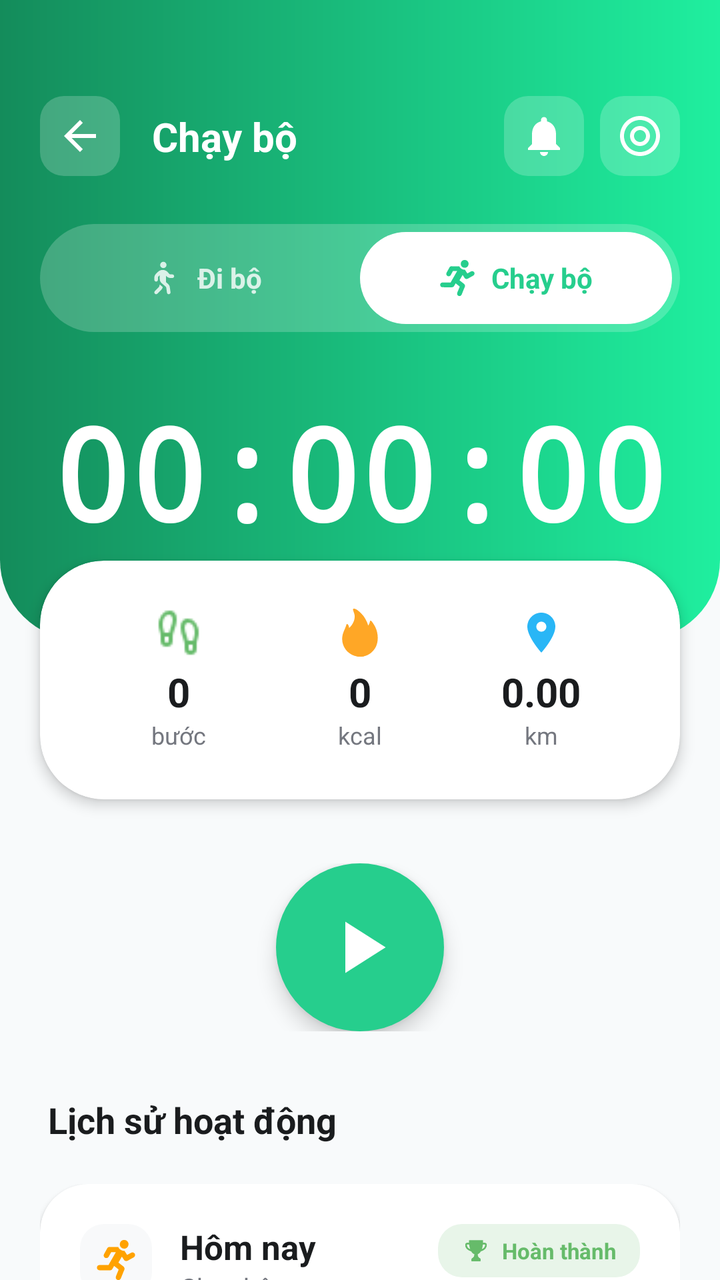
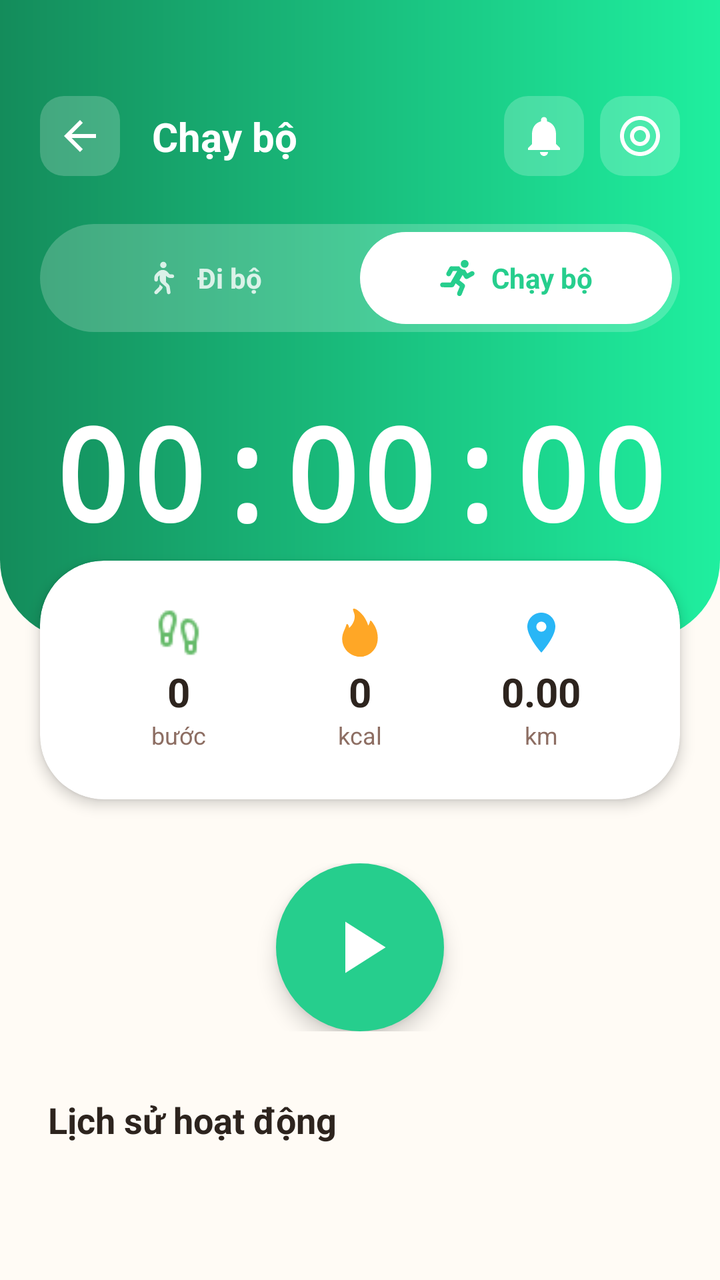

Two renders of the same Android screen: before a commit and after it. Below are the layout's source before the change and the commit's diff.
<!-- AndroidManifest.xml: application theme Theme.Better_Life -->
<!-- res/layout/layout_running_detail.xml -->
<?xml version="1.0" encoding="utf-8"?>
<androidx.constraintlayout.widget.ConstraintLayout xmlns:android="http://schemas.android.com/apk/res/android"
    xmlns:app="http://schemas.android.com/apk/res-auto"
    xmlns:tools="http://schemas.android.com/tools"
    android:layout_width="match_parent"
    android:layout_height="match_parent"
    android:background="@color/bg_main">

    <ScrollView
        android:layout_width="match_parent"
        android:layout_height="match_parent"
        android:scrollbars="none">

        <LinearLayout
            android:layout_width="match_parent"
            android:layout_height="wrap_content"
            android:orientation="vertical">

            
            <androidx.constraintlayout.widget.ConstraintLayout
                android:layout_width="match_parent"
                android:layout_height="320dp"
                android:background="@drawable/bg_running_header"
                android:paddingTop="48dp"
                android:paddingStart="20dp"
                android:paddingEnd="20dp">

                <ImageButton
                    android:id="@+id/btn_back"
                    android:layout_width="40dp"
                    android:layout_height="40dp"
                    android:background="@drawable/circle_white_alpha"
                    android:backgroundTint="#33FFFFFF"
                    android:padding="8dp"
                    android:src="@drawable/ic_back"
                    app:layout_constraintStart_toStartOf="parent"
                    app:layout_constraintTop_toTopOf="parent"
                    app:tint="@color/white" />

                <TextView
                    android:layout_width="wrap_content"
                    android:layout_height="wrap_content"
                    android:layout_marginStart="16dp"
                    android:text="Chạy bộ"
                    android:textColor="@color/white"
                    android:textSize="20sp"
                    android:textStyle="bold"
                    app:layout_constraintBottom_toBottomOf="@id/btn_back"
                    app:layout_constraintStart_toEndOf="@id/btn_back"
                    app:layout_constraintTop_toTopOf="@id/btn_back" />

                <ImageButton
                    android:id="@+id/btn_bell_notif"
                    android:layout_width="40dp"
                    android:layout_height="40dp"
                    android:background="@drawable/circle_white_alpha"
                    android:backgroundTint="#33FFFFFF"
                    android:padding="10dp"
                    android:src="@drawable/ic_bell"
                    app:layout_constraintEnd_toStartOf="@id/btn_target"
                    app:layout_constraintTop_toTopOf="parent"
                    app:tint="@color/white"
                    android:layout_marginEnd="8dp"/>

                <ImageButton
                    android:id="@+id/btn_target"
                    android:layout_width="40dp"
                    android:layout_height="40dp"
                    android:background="@drawable/circle_white_alpha"
                    android:backgroundTint="#33FFFFFF"
                    android:padding="10dp"
                    android:src="@drawable/ic_target"
                    app:layout_constraintEnd_toEndOf="parent"
                    app:layout_constraintTop_toTopOf="parent"
                    app:tint="@color/white" />

                
                <LinearLayout
                    android:id="@+id/toggle_mode"
                    android:layout_width="match_parent"
                    android:layout_height="54dp"
                    android:layout_marginTop="24dp"
                    android:background="@drawable/bg_pill_shape"
                    android:backgroundTint="#33FFFFFF"
                    android:orientation="horizontal"
                    android:padding="4dp"
                    app:layout_constraintTop_toBottomOf="@id/btn_back">

                    <LinearLayout
                        android:layout_width="0dp"
                        android:layout_height="match_parent"
                        android:layout_weight="1"
                        android:gravity="center">
                        <ImageView android:layout_width="18dp" android:layout_height="18dp" android:src="@drawable/ic_person_walking" app:tint="@color/white" android:alpha="0.8"/>
                        <TextView android:layout_width="wrap_content" android:layout_height="wrap_content" android:layout_marginStart="8dp" android:text="Đi bộ" android:textColor="@color/white" android:textStyle="bold" android:alpha="0.8"/>
                    </LinearLayout>

                    <LinearLayout
                        android:layout_width="0dp"
                        android:layout_height="match_parent"
                        android:layout_weight="1"
                        android:background="@drawable/bg_pill_shape"
                        android:backgroundTint="@color/white"
                        android:gravity="center">
                        <ImageView android:layout_width="18dp" android:layout_height="18dp" android:src="@drawable/ic_run" app:tint="#26CE8D" />
                        <TextView android:layout_width="wrap_content" android:layout_height="wrap_content" android:layout_marginStart="8dp" android:text="Chạy bộ" android:textColor="#26CE8D" android:textStyle="bold" />
                    </LinearLayout>
                </LinearLayout>

                <TextView
                    android:layout_width="wrap_content"
                    android:layout_height="wrap_content"
                    android:text="00:00:00"
                    android:textColor="@color/white"
                    android:textSize="64sp"
                    android:fontFamily="monospace"
                    android:textStyle="bold"
                    app:layout_constraintBottom_toBottomOf="parent"
                    app:layout_constraintEnd_toEndOf="parent"
                    app:layout_constraintStart_toStartOf="parent"
                    app:layout_constraintTop_toBottomOf="@id/toggle_mode"
                    app:layout_constraintVertical_bias="0.4" />

            </androidx.constraintlayout.widget.ConstraintLayout>

            
            <androidx.cardview.widget.CardView
                android:layout_width="match_parent"
                android:layout_height="wrap_content"
                android:layout_marginHorizontal="20dp"
                android:layout_marginTop="-40dp"
                app:cardCornerRadius="32dp"
                app:cardElevation="4dp">

                <LinearLayout
                    android:layout_width="match_parent"
                    android:layout_height="wrap_content"
                    android:padding="24dp"
                    android:orientation="horizontal">

                    <LinearLayout
                        android:layout_width="0dp"
                        android:layout_height="wrap_content"
                        android:layout_weight="1"
                        android:gravity="center"
                        android:orientation="vertical">
                        <ImageView android:layout_width="24dp" android:layout_height="24dp" android:src="@drawable/ic_steps" app:tint="#66BB6A" />
                        <TextView android:layout_width="wrap_content" android:layout_height="wrap_content" android:layout_marginTop="4dp" android:text="0" android:textSize="20sp" android:textStyle="bold" android:textColor="@color/text_title"/>
                        <TextView android:layout_width="wrap_content" android:layout_height="wrap_content" android:text="bước" android:textSize="12sp" android:textColor="@color/text_secondary"/>
                    </LinearLayout>

                    <LinearLayout
                        android:layout_width="0dp"
                        android:layout_height="wrap_content"
                        android:layout_weight="1"
                        android:gravity="center"
                        android:orientation="vertical">
                        <ImageView android:layout_width="24dp" android:layout_height="24dp" android:src="@drawable/ic_fire" app:tint="#FFA726" />
                        <TextView android:layout_width="wrap_content" android:layout_height="wrap_content" android:layout_marginTop="4dp" android:text="0" android:textSize="20sp" android:textStyle="bold" android:textColor="@color/text_title"/>
                        <TextView android:layout_width="wrap_content" android:layout_height="wrap_content" android:text="kcal" android:textSize="12sp" android:textColor="@color/text_secondary"/>
                    </LinearLayout>

                    <LinearLayout
                        android:layout_width="0dp"
                        android:layout_height="wrap_content"
                        android:layout_weight="1"
                        android:gravity="center"
                        android:orientation="vertical">
                        <ImageView android:layout_width="24dp" android:layout_height="24dp" android:src="@drawable/ic_location" app:tint="#29B6F6" />
                        <TextView android:layout_width="wrap_content" android:layout_height="wrap_content" android:layout_marginTop="4dp" android:text="0.00" android:textSize="20sp" android:textStyle="bold" android:textColor="@color/text_title"/>
                        <TextView android:layout_width="wrap_content" android:layout_height="wrap_content" android:text="km" android:textSize="12sp" android:textColor="@color/text_secondary"/>
                    </LinearLayout>
                </LinearLayout>
            </androidx.cardview.widget.CardView>

            
            <FrameLayout
                android:layout_width="match_parent"
                android:layout_height="wrap_content"
                android:layout_marginTop="32dp">

                <ImageButton
                    android:id="@+id/btn_play_pause"
                    android:layout_width="84dp"
                    android:layout_height="84dp"
                    android:layout_gravity="center"
                    android:background="@drawable/circle_icon_bg"
                    android:backgroundTint="#26CE8D"
                    android:src="@drawable/ic_play_arrow"
                    android:padding="20dp"
                    android:scaleType="fitCenter"
                    app:tint="@color/white"
                    android:elevation="6dp" />
            </FrameLayout>

            
            <TextView
                android:layout_width="wrap_content"
                android:layout_height="wrap_content"
                android:layout_marginHorizontal="24dp"
                android:layout_marginTop="32dp"
                android:text="Lịch sử hoạt động"
                android:textColor="@color/text_title"
                android:textSize="18sp"
                android:textStyle="bold" />

            <LinearLayout
                android:layout_width="match_parent"
                android:layout_height="wrap_content"
                android:orientation="vertical"
                android:padding="20dp">

                <include layout="@layout/item_running_history" />
                <include layout="@layout/item_running_history" />

            </LinearLayout>

        </LinearLayout>
    </ScrollView>

</androidx.constraintlayout.widget.ConstraintLayout>
<!-- res/layout/item_running_history.xml (included above) -->
<?xml version="1.0" encoding="utf-8"?>
<androidx.cardview.widget.CardView xmlns:android="http://schemas.android.com/apk/res/android"
    xmlns:app="http://schemas.android.com/apk/res-auto"
    android:layout_width="match_parent"
    android:layout_height="wrap_content"
    android:layout_marginBottom="16dp"
    app:cardCornerRadius="24dp"
    app:cardElevation="2dp"
    app:cardBackgroundColor="@color/white">

    <LinearLayout
        android:layout_width="match_parent"
        android:layout_height="wrap_content"
        android:orientation="vertical"
        android:padding="20dp">

        <RelativeLayout
            android:layout_width="match_parent"
            android:layout_height="wrap_content">

            <ImageView
                android:id="@+id/iv_activity_type_icon"
                android:layout_width="36dp"
                android:layout_height="36dp"
                android:background="@drawable/circle_white_alpha"
                android:backgroundTint="#F8F9FA"
                android:padding="8dp"
                android:src="@drawable/ic_run" />

            <LinearLayout
                android:layout_width="wrap_content"
                android:layout_height="wrap_content"
                android:layout_marginStart="14dp"
                android:layout_toEndOf="@id/iv_activity_type_icon"
                android:orientation="vertical">

                <TextView
                    android:id="@+id/tv_activity_day"
                    android:layout_width="wrap_content"
                    android:layout_height="wrap_content"
                    android:text="Hôm nay"
                    android:textColor="@color/text_title"
                    android:textSize="17sp"
                    android:textStyle="bold" />

                <TextView
                    android:id="@+id/tv_activity_type_label"
                    android:layout_width="wrap_content"
                    android:layout_height="wrap_content"
                    android:text="@string/running"
                    android:textColor="@color/text_secondary"
                    android:textSize="13sp" />
            </LinearLayout>

            <LinearLayout
                android:layout_width="wrap_content"
                android:layout_height="wrap_content"
                android:layout_alignParentEnd="true"
                android:background="@drawable/circle_white_alpha"
                android:backgroundTint="#E8F5E9"
                android:gravity="center_vertical"
                android:paddingHorizontal="12dp"
                android:paddingVertical="6dp">

                <ImageView
                    android:layout_width="14dp"
                    android:layout_height="14dp"
                    android:src="@drawable/ic_trophy"
                    app:tint="#66BB6A" />

                <TextView
                    android:layout_width="wrap_content"
                    android:layout_height="wrap_content"
                    android:layout_marginStart="6dp"
                    android:text="@string/completed"
                    android:textColor="#66BB6A"
                    android:textSize="11sp"
                    android:textStyle="bold" />
            </LinearLayout>
        </RelativeLayout>

        <LinearLayout
            android:layout_width="match_parent"
            android:layout_height="wrap_content"
            android:layout_marginTop="20dp"
            android:orientation="horizontal"
            android:baselineAligned="false">

            
            <LinearLayout
                android:layout_width="0dp"
                android:layout_height="wrap_content"
                android:layout_weight="1.2"
                android:orientation="vertical">

                <TextView
                    android:layout_width="wrap_content"
                    android:layout_height="wrap_content"
                    android:text="00:30:00"
                    android:textColor="@color/text_title"
                    android:textSize="15sp"
                    android:textStyle="bold" />
                <TextView android:layout_width="wrap_content" android:layout_height="wrap_content" android:layout_marginTop="2dp" android:text="@string/time" android:textColor="@color/text_secondary" android:textSize="11sp" />
            </LinearLayout>

            
            <LinearLayout
                android:layout_width="0dp"
                android:layout_height="wrap_content"
                android:layout_weight="1"
                android:orientation="vertical"
                android:gravity="center_horizontal">
                <TextView android:layout_width="wrap_content" android:layout_height="wrap_content" android:text="3,200" android:textColor="@color/text_title" android:textStyle="bold" android:textSize="15sp" />
                <TextView android:layout_width="wrap_content" android:layout_height="wrap_content" android:layout_marginTop="2dp" android:text="Bước" android:textColor="@color/text_secondary" android:textSize="11sp" />
            </LinearLayout>

            
            <LinearLayout
                android:layout_width="0dp"
                android:layout_height="wrap_content"
                android:layout_weight="0.8"
                android:orientation="vertical"
                android:gravity="center_horizontal">
                <TextView android:layout_width="wrap_content" android:layout_height="wrap_content" android:text="280" android:textColor="@color/text_title" android:textStyle="bold" android:textSize="15sp" />
                <TextView android:layout_width="wrap_content" android:layout_height="wrap_content" android:layout_marginTop="2dp" android:text="kcal" android:textColor="@color/text_secondary" android:textSize="11sp" />
            </LinearLayout>

            
            <LinearLayout
                android:layout_width="0dp"
                android:layout_height="wrap_content"
                android:layout_weight="1.2"
                android:orientation="vertical"
                android:gravity="end">
                <TextView android:layout_width="wrap_content" android:layout_height="wrap_content" android:text="3.2 km" android:textColor="@color/text_title" android:textStyle="bold" android:textSize="15sp" />
                <TextView android:layout_width="wrap_content" android:layout_height="wrap_content" android:layout_marginTop="2dp" android:text="Khoảng cách" android:textColor="@color/text_secondary" android:textSize="11sp" />
            </LinearLayout>

        </LinearLayout>
    </LinearLayout>
</androidx.cardview.widget.CardView>
<!-- resources referenced by this layout -->
<resources>
  <color name="bg_main">#F8FAFB</color>
  <color name="text_secondary">#74777F</color>
  <color name="text_title">#1A1C1E</color>
  <color name="white">#FFFFFFFF</color>
  <!-- drawable bg_pill_shape (drawable) -->
  <?xml version="1.0" encoding="utf-8"?>
  <shape xmlns:android="http://schemas.android.com/apk/res/android">
      <solid android:color="#FFFFFF" />
      <corners android:radius="100dp" />
  </shape>
  <!-- drawable bg_running_header (drawable) -->
  <?xml version="1.0" encoding="utf-8"?>
  <shape xmlns:android="http://schemas.android.com/apk/res/android">
      <gradient
          android:startColor="#148C5B"
          android:endColor="#1FEF9F"
          android:angle="0" />
      <corners
          android:bottomLeftRadius="40dp"
          android:bottomRightRadius="40dp" />
  </shape>
  <!-- drawable circle_icon_bg (drawable) -->
  <?xml version="1.0" encoding="utf-8"?>
  <shape xmlns:android="http://schemas.android.com/apk/res/android"
      android:shape="oval">
      <solid android:color="@color/primary_teal_light" />
  </shape>
  <!-- drawable circle_white_alpha (drawable) -->
  <?xml version="1.0" encoding="utf-8"?>
  <shape xmlns:android="http://schemas.android.com/apk/res/android"
      android:shape="rectangle">
      <solid android:color="#F5F5F5" />
      <corners android:radius="12dp" />
  </shape>
  <!-- drawable ic_back (drawable) -->
  <?xml version="1.0" encoding="utf-8"?>
  <vector xmlns:android="http://schemas.android.com/apk/res/android"
      android:width="24dp"
      android:height="24dp"
      android:viewportWidth="24"
      android:viewportHeight="24">
      <path
          android:fillColor="#000000"
          android:pathData="M20,11H7.83l5.59,-5.59L12,4l-8,8l8,8l1.41,-1.41L7.83,13H20V11z" />
  </vector>
  <!-- drawable ic_bell (drawable) -->
  <?xml version="1.0" encoding="utf-8"?>
  <vector xmlns:android="http://schemas.android.com/apk/res/android"
      android:width="24dp"
      android:height="24dp"
      android:viewportWidth="24"
      android:viewportHeight="24">
      <path
          android:fillColor="#4DB6AC"
          android:pathData="M12,22c1.1,0 2,-0.9 2,-2h-4c0,1.1 0.9,2 2,2zM18,16v-5c0,-3.07 -1.63,-5.64 -4.5,-6.32V4c0,-0.83 -0.67,-1.5 -1.5,-1.5s-1.5,0.67 -1.5,1.5v0.68C7.64,5.36 6,7.92 6,11v5l-2,2v1h16v-1L18,16z" />
  </vector>
  <!-- drawable ic_location (drawable) -->
  <?xml version="1.0" encoding="utf-8"?>
  <vector xmlns:android="http://schemas.android.com/apk/res/android"
      android:width="24dp"
      android:height="24dp"
      android:viewportWidth="24"
      android:viewportHeight="24">
      <path
          android:fillColor="#29B6F6"
          android:pathData="M12,2C8.13,2 5,5.13 5,9c0,5.25 7,13 7,13s7,-7.75 7,-13c0,-3.87 -3.13,-7 -7,-7zM12,11.5c-1.38,0 -2.5,-1.12 -2.5,-2.5s1.12,-2.5 2.5,-2.5s2.5,1.12 2.5,2.5s-1.12,2.5 -2.5,2.5z" />
  </vector>
  <!-- drawable ic_play_arrow (drawable) -->
  <?xml version="1.0" encoding="utf-8"?>
  <vector xmlns:android="http://schemas.android.com/apk/res/android"
      android:width="24dp"
      android:height="24dp"
      android:viewportWidth="24"
      android:viewportHeight="24">
      <path
          android:fillColor="#FFFFFF"
          android:pathData="M8,5v14l11,-7z" />
  </vector>
  <!-- drawable ic_trophy: vector/xml drawable (drawable, 8667 chars, omitted) -->
  <string name="completed">Hoàn thành</string>
  <string name="running">Chạy bộ</string>
  <string name="time">Thời gian</string>
  <color name="primary_teal_light">#E0F2F1</color>
  <color name="primary_teal">#26A69A</color>
  <color name="primary_teal_dark">#00796B</color>
  <color name="nav_active">#26A69A</color>
  <!-- unchanged entries left out for length: 6 -->
</resources>

<!-- the commit's change to res/layout/layout_running_detail.xml (unified diff, before → after) -->
@@ -108,6 +108,7 @@
                 </LinearLayout>
 
                 <TextView
+                    android:id="@+id/tv_timer"
                     android:layout_width="wrap_content"
                     android:layout_height="wrap_content"
                     android:text="00:00:00"
@@ -145,7 +146,7 @@
                         android:gravity="center"
                         android:orientation="vertical">
                         <ImageView android:layout_width="24dp" android:layout_height="24dp" android:src="@drawable/ic_steps" app:tint="#66BB6A" />
-                        <TextView android:layout_width="wrap_content" android:layout_height="wrap_content" android:layout_marginTop="4dp" android:text="0" android:textSize="20sp" android:textStyle="bold" android:textColor="@color/text_title"/>
+                        <TextView android:id="@+id/tv_steps" android:layout_width="wrap_content" android:layout_height="wrap_content" android:layout_marginTop="4dp" android:text="0" android:textSize="20sp" android:textStyle="bold" android:textColor="@color/text_title"/>
                         <TextView android:layout_width="wrap_content" android:layout_height="wrap_content" android:text="bước" android:textSize="12sp" android:textColor="@color/text_secondary"/>
                     </LinearLayout>
 
@@ -156,7 +157,7 @@
                         android:gravity="center"
                         android:orientation="vertical">
                         <ImageView android:layout_width="24dp" android:layout_height="24dp" android:src="@drawable/ic_fire" app:tint="#FFA726" />
-                        <TextView android:layout_width="wrap_content" android:layout_height="wrap_content" android:layout_marginTop="4dp" android:text="0" android:textSize="20sp" android:textStyle="bold" android:textColor="@color/text_title"/>
+                        <TextView android:id="@+id/tv_calories" android:layout_width="wrap_content" android:layout_height="wrap_content" android:layout_marginTop="4dp" android:text="0" android:textSize="20sp" android:textStyle="bold" android:textColor="@color/text_title"/>
                         <TextView android:layout_width="wrap_content" android:layout_height="wrap_content" android:text="kcal" android:textSize="12sp" android:textColor="@color/text_secondary"/>
                     </LinearLayout>
 
@@ -167,7 +168,7 @@
                         android:gravity="center"
                         android:orientation="vertical">
                         <ImageView android:layout_width="24dp" android:layout_height="24dp" android:src="@drawable/ic_location" app:tint="#29B6F6" />
-                        <TextView android:layout_width="wrap_content" android:layout_height="wrap_content" android:layout_marginTop="4dp" android:text="0.00" android:textSize="20sp" android:textStyle="bold" android:textColor="@color/text_title"/>
+                        <TextView android:id="@+id/tv_distance" android:layout_width="wrap_content" android:layout_height="wrap_content" android:layout_marginTop="4dp" android:text="0.00" android:textSize="20sp" android:textStyle="bold" android:textColor="@color/text_title"/>
                         <TextView android:layout_width="wrap_content" android:layout_height="wrap_content" android:text="km" android:textSize="12sp" android:textColor="@color/text_secondary"/>
                     </LinearLayout>
                 </LinearLayout>
@@ -205,159 +206,15 @@
                 android:textStyle="bold" />
 
             <LinearLayout
+                android:id="@+id/ll_running_history_container"
                 android:layout_width="match_parent"
                 android:layout_height="wrap_content"
                 android:orientation="vertical"
                 android:padding="20dp">
-
-                <include layout="@layout/item_running_history" />
-                <include layout="@layout/item_running_history" />
-
+                
             </LinearLayout>
 
         </LinearLayout>
     </ScrollView>
 
 </androidx.constraintlayout.widget.ConstraintLayout>
-<!-- res/layout/item_running_history.xml (included above) -->
-<?xml version="1.0" encoding="utf-8"?>
-<androidx.cardview.widget.CardView xmlns:android="http://schemas.android.com/apk/res/android"
-    xmlns:app="http://schemas.android.com/apk/res-auto"
-    android:layout_width="match_parent"
-    android:layout_height="wrap_content"
-    android:layout_marginBottom="16dp"
-    app:cardCornerRadius="24dp"
-    app:cardElevation="2dp"
-    app:cardBackgroundColor="@color/white">
-
-    <LinearLayout
-        android:layout_width="match_parent"
-        android:layout_height="wrap_content"
-        android:orientation="vertical"
-        android:padding="20dp">
-
-        <RelativeLayout
-            android:layout_width="match_parent"
-            android:layout_height="wrap_content">
-
-            <ImageView
-                android:id="@+id/iv_activity_type_icon"
-                android:layout_width="36dp"
-                android:layout_height="36dp"
-                android:background="@drawable/circle_white_alpha"
-                android:backgroundTint="#F8F9FA"
-                android:padding="8dp"
-                android:src="@drawable/ic_run" />
-
-            <LinearLayout
-                android:layout_width="wrap_content"
-                android:layout_height="wrap_content"
-                android:layout_marginStart="14dp"
-                android:layout_toEndOf="@id/iv_activity_type_icon"
-                android:orientation="vertical">
-
-                <TextView
-                    android:id="@+id/tv_activity_day"
-                    android:layout_width="wrap_content"
-                    android:layout_height="wrap_content"
-                    android:text="Hôm nay"
-                    android:textColor="@color/text_title"
-                    android:textSize="17sp"
-                    android:textStyle="bold" />
-
-                <TextView
-                    android:id="@+id/tv_activity_type_label"
-                    android:layout_width="wrap_content"
-                    android:layout_height="wrap_content"
-                    android:text="@string/running"
-                    android:textColor="@color/text_secondary"
-                    android:textSize="13sp" />
-            </LinearLayout>
-
-            <LinearLayout
-                android:layout_width="wrap_content"
-                android:layout_height="wrap_content"
-                android:layout_alignParentEnd="true"
-                android:background="@drawable/circle_white_alpha"
-                android:backgroundTint="#E8F5E9"
-                android:gravity="center_vertical"
-                android:paddingHorizontal="12dp"
-                android:paddingVertical="6dp">
-
-                <ImageView
-                    android:layout_width="14dp"
-                    android:layout_height="14dp"
-                    android:src="@drawable/ic_trophy"
-                    app:tint="#66BB6A" />
-
-                <TextView
-                    android:layout_width="wrap_content"
-                    android:layout_height="wrap_content"
-                    android:layout_marginStart="6dp"
-                    android:text="@string/completed"
-                    android:textColor="#66BB6A"
-                    android:textSize="11sp"
-                    android:textStyle="bold" />
-            </LinearLayout>
-        </RelativeLayout>
-
-        <LinearLayout
-            android:layout_width="match_parent"
-            android:layout_height="wrap_content"
-            android:layout_marginTop="20dp"
-            android:orientation="horizontal"
-            android:baselineAligned="false">
-
-            
-            <LinearLayout
-                android:layout_width="0dp"
-                android:layout_height="wrap_content"
-                android:layout_weight="1.2"
-                android:orientation="vertical">
-
-                <TextView
-                    android:layout_width="wrap_content"
-                    android:layout_height="wrap_content"
-                    android:text="00:30:00"
-                    android:textColor="@color/text_title"
-                    android:textSize="15sp"
-                    android:textStyle="bold" />
-                <TextView android:layout_width="wrap_content" android:layout_height="wrap_content" android:layout_marginTop="2dp" android:text="@string/time" android:textColor="@color/text_secondary" android:textSize="11sp" />
-            </LinearLayout>
-
-            
-            <LinearLayout
-                android:layout_width="0dp"
-                android:layout_height="wrap_content"
-                android:layout_weight="1"
-                android:orientation="vertical"
-                android:gravity="center_horizontal">
-                <TextView android:layout_width="wrap_content" android:layout_height="wrap_content" android:text="3,200" android:textColor="@color/text_title" android:textStyle="bold" android:textSize="15sp" />
-                <TextView android:layout_width="wrap_content" android:layout_height="wrap_content" android:layout_marginTop="2dp" android:text="Bước" android:textColor="@color/text_secondary" android:textSize="11sp" />
-            </LinearLayout>
-
-            
-            <LinearLayout
-                android:layout_width="0dp"
-                android:layout_height="wrap_content"
-                android:layout_weight="0.8"
-                android:orientation="vertical"
-                android:gravity="center_horizontal">
-                <TextView android:layout_width="wrap_content" android:layout_height="wrap_content" android:text="280" android:textColor="@color/text_title" android:textStyle="bold" android:textSize="15sp" />
-                <TextView android:layout_width="wrap_content" android:layout_height="wrap_content" android:layout_marginTop="2dp" android:text="kcal" android:textColor="@color/text_secondary" android:textSize="11sp" />
-            </LinearLayout>
-
-            
-            <LinearLayout
-                android:layout_width="0dp"
-                android:layout_height="wrap_content"
-                android:layout_weight="1.2"
-                android:orientation="vertical"
-                android:gravity="end">
-                <TextView android:layout_width="wrap_content" android:layout_height="wrap_content" android:text="3.2 km" android:textColor="@color/text_title" android:textStyle="bold" android:textSize="15sp" />
-                <TextView android:layout_width="wrap_content" android:layout_height="wrap_content" android:layout_marginTop="2dp" android:text="Khoảng cách" android:textColor="@color/text_secondary" android:textSize="11sp" />
-            </LinearLayout>
-
-        </LinearLayout>
-    </LinearLayout>
-</androidx.cardview.widget.CardView>
<!-- resource entries referenced after the edit -->
@@ -1,8 +1,8 @@
 <!-- resources referenced by this layout -->
 <resources>
-  <color name="bg_main">#F8FAFB</color>
-  <color name="text_secondary">#74777F</color>
-  <color name="text_title">#1A1C1E</color>
+  <color name="bg_main">#FFFBF5</color>
+  <color name="text_secondary">#8D6E63</color>
+  <color name="text_title">#2D241E</color>
   <color name="white">#FFFFFFFF</color>
   <!-- drawable bg_pill_shape (drawable) -->
   <?xml version="1.0" encoding="utf-8"?>
@@ -78,14 +78,10 @@
           android:fillColor="#FFFFFF"
           android:pathData="M8,5v14l11,-7z" />
   </vector>
-  <!-- drawable ic_trophy: vector/xml drawable (drawable, 8667 chars, omitted) -->
-  <string name="completed">Hoàn thành</string>
-  <string name="running">Chạy bộ</string>
-  <string name="time">Thời gian</string>
-  <color name="primary_teal_light">#E0F2F1</color>
-  <color name="primary_teal">#26A69A</color>
-  <color name="primary_teal_dark">#00796B</color>
-  <color name="nav_active">#26A69A</color>
+  <color name="primary_teal_light">#FBE9E7</color>
+  <color name="primary_teal">#FF8A65</color>
+  <color name="primary_teal_dark">#E64A19</color>
+  <color name="nav_active">#FF8A65</color>
   <!-- unchanged entries left out for length: 6 -->
 </resources>
 
